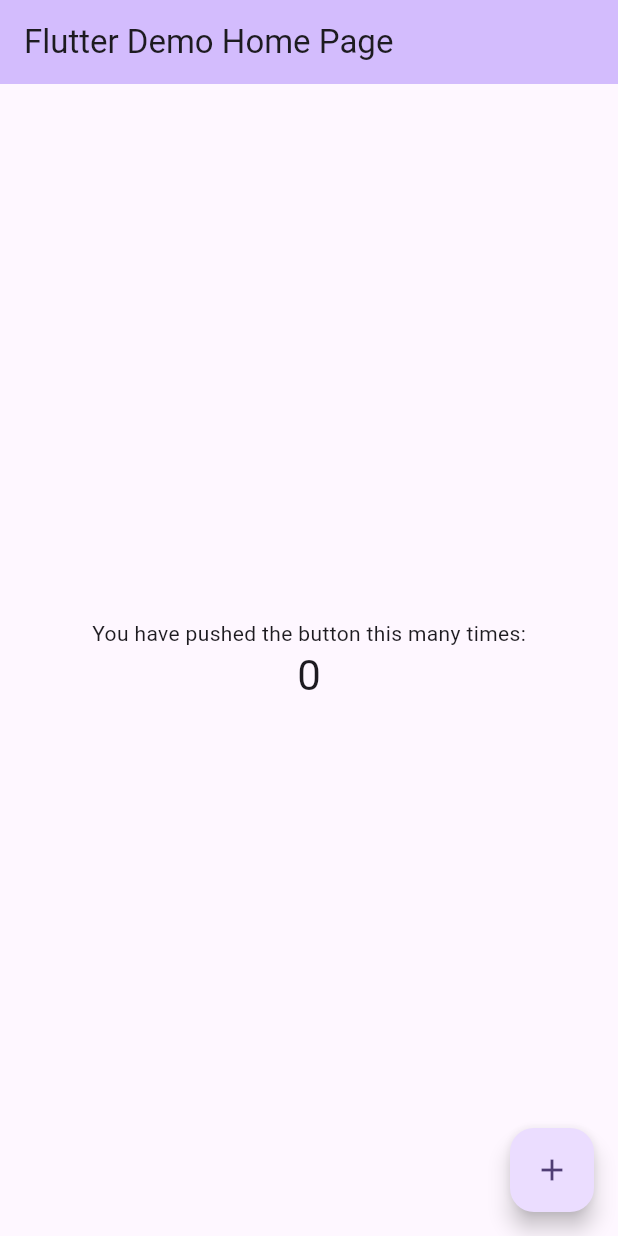
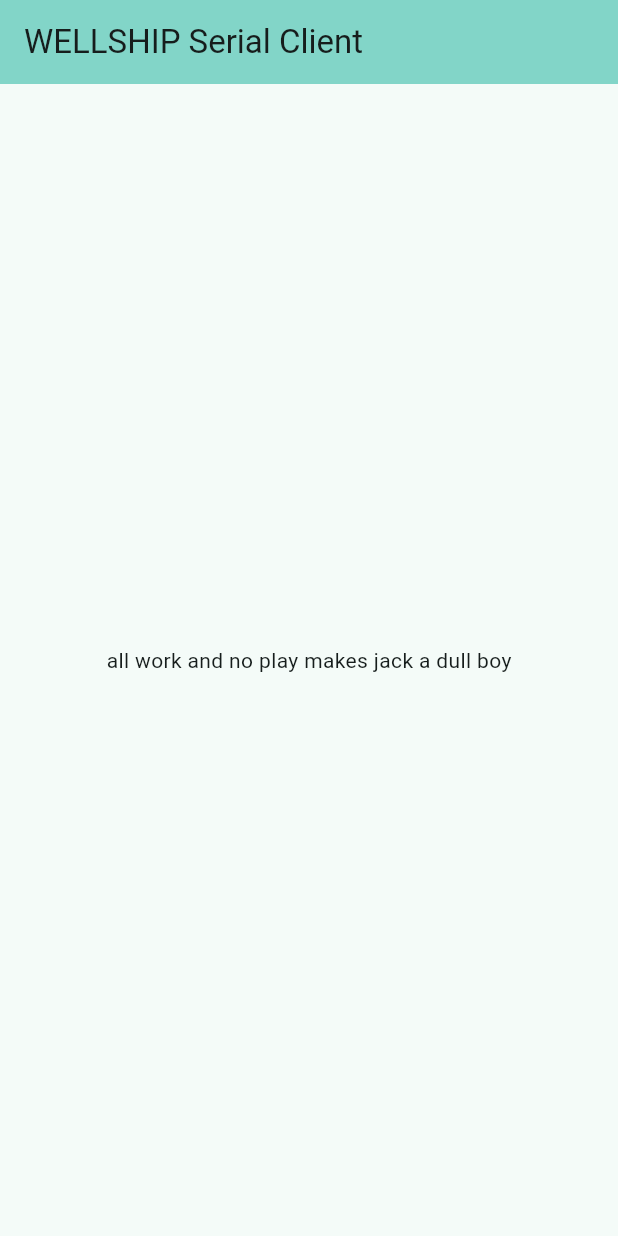
Before and after one commit to MrWangpeilin945/FlutterIOS, a Flutter app: the screen it shows after launch, on a phone screen of 412 x 824 dp. Run offline on Flutter 3.47's test engine with Material 3 defaults, Android fonts, the phone set to English and light mode, and no system bars; our stand-ins replace auto_route, flutter_riverpod.

Commit message:
ベースラインの構築 ・状態管理やルーター等各種ライブラリ ・main.dartの組み換え、homeとdeep-link用のhomeの追加

```diff
--- a/MobileApp/wellship_serial_client/lib/main.dart
+++ b/MobileApp/wellship_serial_client/lib/main.dart
@@ -1,125 +1,33 @@
 import 'package:flutter/material.dart';
+import 'package:flutter_localizations/flutter_localizations.dart';
+import 'package:flutter_riverpod/flutter_riverpod.dart';
+import 'package:wellship_serial_client/ui/route/app_route.dart';
 
 void main() {
-  runApp(const MyApp());
+  runApp(const ProviderScope(child: App()));
 }
 
-class MyApp extends StatelessWidget {
-  const MyApp({super.key});
+class App extends ConsumerWidget {
+  const App({super.key});
 
-  // This widget is the root of your application.
   @override
-  Widget build(BuildContext context) {
-    return MaterialApp(
-      title: 'Flutter Demo',
+  Widget build(BuildContext context, WidgetRef ref) {
+    final router = ref.watch(routerProvider);
+    return MaterialApp.router(
+      title: 'WELLSHIP Serial Client',
       theme: ThemeData(
-        // This is the theme of your application.
-        //
-        // TRY THIS: Try running your application with "flutter run". You'll see
-        // the application has a purple toolbar. Then, without quitting the app,
-        // try changing the seedColor in the colorScheme below to Colors.green
-        // and then invoke "hot reload" (save your changes or press the "hot
-        // reload" button in a Flutter-supported IDE, or press "r" if you used
-        // the command line to start the app).
-        //
-        // Notice that the counter didn't reset back to zero; the application
-        // state is not lost during the reload. To reset the state, use hot
-        // restart instead.
-        //
-        // This works for code too, not just values: Most code changes can be
-        // tested with just a hot reload.
-        colorScheme: ColorScheme.fromSeed(seedColor: Colors.deepPurple),
+        colorScheme: ColorScheme.fromSeed(seedColor: Colors.teal),
         useMaterial3: true,
       ),
-      home: const MyHomePage(title: 'Flutter Demo Home Page'),
+      routerConfig: router.config(),
+      supportedLocales: const [Locale('ja', 'JP')],
+      locale: const Locale('ja', 'JP'),
+      restorationScopeId: 'wellship_serial_client',
+      localizationsDelegates: const {
+        GlobalMaterialLocalizations.delegate,
+        GlobalCupertinoLocalizations.delegate,
+        GlobalWidgetsLocalizations.delegate
+      },
     );
   }
 }
-
-class MyHomePage extends StatefulWidget {
-  const MyHomePage({super.key, required this.title});
-
-  // This widget is the home page of your application. It is stateful, meaning
-  // that it has a State object (defined below) that contains fields that affect
-  // how it looks.
-
-  // This class is the configuration for the state. It holds the values (in this
-  // case the title) provided by the parent (in this case the App widget) and
-  // used by the build method of the State. Fields in a Widget subclass are
-  // always marked "final".
-
-  final String title;
-
-  @override
-  State<MyHomePage> createState() => _MyHomePageState();
-}
-
-class _MyHomePageState extends State<MyHomePage> {
-  int _counter = 0;
-
-  void _incrementCounter() {
-    setState(() {
-      // This call to setState tells the Flutter framework that something has
-      // changed in this State, which causes it to rerun the build method below
-      // so that the display can reflect the updated values. If we changed
-      // _counter without calling setState(), then the build method would not be
-      // called again, and so nothing would appear to happen.
-      _counter++;
-    });
-  }
-
-  @override
-  Widget build(BuildContext context) {
-    // This method is rerun every time setState is called, for instance as done
-    // by the _incrementCounter method above.
-    //
-    // The Flutter framework has been optimized to make rerunning build methods
-    // fast, so that you can just rebuild anything that needs updating rather
-    // than having to individually change instances of widgets.
-    return Scaffold(
-      appBar: AppBar(
-        // TRY THIS: Try changing the color here to a specific color (to
-        // Colors.amber, perhaps?) and trigger a hot reload to see the AppBar
-        // change color while the other colors stay the same.
-        backgroundColor: Theme.of(context).colorScheme.inversePrimary,
-        // Here we take the value from the MyHomePage object that was created by
-        // the App.build method, and use it to set our appbar title.
-        title: Text(widget.title),
-      ),
-      body: Center(
-        // Center is a layout widget. It takes a single child and positions it
-        // in the middle of the parent.
-        child: Column(
-          // Column is also a layout widget. It takes a list of children and
-          // arranges them vertically. By default, it sizes itself to fit its
-          // children horizontally, and tries to be as tall as its parent.
-          //
-          // Column has various properties to control how it sizes itself and
-          // how it positions its children. Here we use mainAxisAlignment to
-          // center the children vertically; the main axis here is the vertical
-          // axis because Columns are vertical (the cross axis would be
-          // horizontal).
-          //
-          // TRY THIS: Invoke "debug painting" (choose the "Toggle Debug Paint"
-          // action in the IDE, or press "p" in the console), to see the
-          // wireframe for each widget.
-          mainAxisAlignment: MainAxisAlignment.center,
-          children: <Widget>[
-            const Text(
-              'You have pushed the button this many times:',
-            ),
-            Text(
-              '$_counter',
-              style: Theme.of(context).textTheme.headlineMedium,
-            ),
-          ],
-        ),
-      ),
-      floatingActionButton: FloatingActionButton(
-        onPressed: _incrementCounter,
-        tooltip: 'Increment',
-        child: const Icon(Icons.add),
-      ), // This trailing comma makes auto-formatting nicer for build methods.
-    );
-  }
-}
--- /dev/null
+++ b/MobileApp/wellship_serial_client/lib/ui/page/home/home_page.dart
@@ -0,0 +1,21 @@
+import 'package:auto_route/auto_route.dart';
+import 'package:flutter/material.dart';
+import 'package:flutter_riverpod/flutter_riverpod.dart';
+
+@RoutePage()
+class HomePage extends ConsumerWidget {
+  const HomePage({super.key});
+
+  @override
+  Widget build(BuildContext context, WidgetRef ref) {
+    return Scaffold(
+      appBar: AppBar(
+        title: const Text('WELLSHIP Serial Client'),
+        backgroundColor: Theme.of(context).colorScheme.inversePrimary,
+      ),
+      body: const Center(
+        child: Text('all work and no play makes jack a dull boy'),
+      ),
+    );
+  }
+}
```
Also changed, not shown: MobileApp/wellship_serial_client/lib/ui/page/deep_link_home/deep_link_home_page.dart (added, +35 -0 lines), MobileApp/wellship_serial_client/lib/ui/route/app_route.dart (added, +17 -0 lines), MobileApp/wellship_serial_client/pubspec.yaml (+9 -68 lines), MobileApp/wellship_serial_client/lib/ui/route/app_route.gr.dart (added), MobileApp/wellship_serial_client/pubspec.lock.
